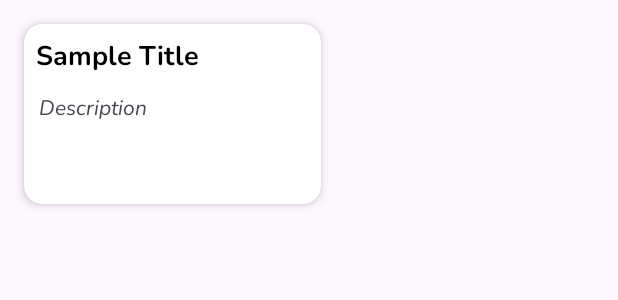
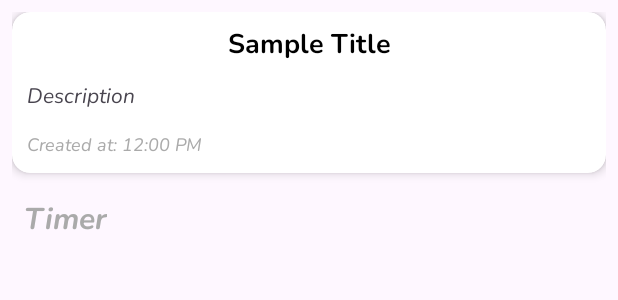
Before and after one commit to nojusbr/Travelta, an Android app: the layout plan_item.xml on its own in the app's theme, with its tools: preview values and no code run, on a phone screen of 412 x 824 dp. Shown: the top 300 px of the screen. Run offline under Robolectric (Android 15) with nearby library versions, the light colour scheme and no system bars.

Commit message:
Time!
[Plans]
-Now displaying time until the plan ends.

[UI]
-Fixed UI bugs

Version 0.13

2025-01-30

```diff
--- a/app/src/main/res/layout/plan_item.xml
+++ b/app/src/main/res/layout/plan_item.xml
@@ -1,24 +1,28 @@
-<LinearLayout xmlns:android="http://schemas.android.com/apk/res/android"
+<androidx.constraintlayout.widget.ConstraintLayout xmlns:android="http://schemas.android.com/apk/res/android"
     xmlns:app="http://schemas.android.com/apk/res-auto"
+    xmlns:tools="http://schemas.android.com/tools"
     android:layout_width="match_parent"
     android:layout_height="wrap_content"
-    android:orientation="vertical"
     android:padding="8dp">
 
     <androidx.cardview.widget.CardView
         android:id="@+id/plan_card"
-        android:layout_width="198dp"
-        android:layout_height="match_parent"
-        android:layout_margin="8dp"
+        android:layout_width="0dp"
+        android:layout_height="wrap_content"
+        android:layout_margin="0dp"
         android:background="?attr/selectableItemBackground"
         android:clickable="true"
         android:focusable="true"
         android:foreground="?attr/selectableItemBackground"
-        android:maxWidth="150dp"
-        android:minHeight="120dp"
         android:padding="0dp"
         app:cardCornerRadius="12dp"
-        app:cardElevation="4dp">
+        app:cardElevation="4dp"
+        app:layout_constraintBottom_toBottomOf="parent"
+        app:layout_constraintEnd_toEndOf="parent"
+        app:layout_constraintHorizontal_bias="0.029"
+        app:layout_constraintStart_toStartOf="parent"
+        app:layout_constraintTop_toTopOf="parent"
+        app:layout_constraintVertical_bias="0.0">
 
         <LinearLayout
             android:layout_width="match_parent"
@@ -28,7 +32,7 @@
 
             <TextView
                 android:id="@+id/plan_title"
-                android:layout_width="wrap_content"
+                android:layout_width="match_parent"
                 android:layout_height="wrap_content"
                 android:fontFamily="@font/nunito_bold"
                 android:padding="8dp"
@@ -44,11 +48,42 @@
                 android:layout_height="match_parent"
                 android:layout_marginStart="10dp"
                 android:layout_marginTop="4dp"
+                android:layout_marginEnd="10dp"
+                android:layout_marginBottom="10dp"
                 android:fontFamily="@font/nunito_italic"
                 android:gravity="center"
                 android:text="Description"
                 android:textSize="14sp" />
 
+            <TextView
+                android:id="@+id/plan_created_time"
+                android:layout_width="wrap_content"
+                android:layout_height="wrap_content"
+                android:layout_marginStart="10dp"
+                android:layout_marginTop="4dp"
+                android:layout_marginEnd="10dp"
+                android:layout_marginBottom="10dp"
+                android:fontFamily="@font/nunito_italic"
+                android:gravity="start"
+                android:text="Created at: 12:00 PM"
+                android:textColor="@android:color/darker_gray"
+                android:textSize="12sp" />
+
         </LinearLayout>
     </androidx.cardview.widget.CardView>
-</LinearLayout>
+
+    <TextView
+        android:id="@+id/timer"
+        android:layout_width="wrap_content"
+        android:layout_height="wrap_content"
+        android:layout_marginTop="16dp"
+        android:fontFamily="@font/nunito_bolditalic"
+        android:gravity="start"
+        android:text="Timer"
+        android:textColor="@android:color/darker_gray"
+        android:textSize="20sp"
+        app:layout_constraintEnd_toEndOf="parent"
+        app:layout_constraintHorizontal_bias="0.023"
+        app:layout_constraintStart_toStartOf="parent"
+        app:layout_constraintTop_toBottomOf="@+id/plan_card" />
+</androidx.constraintlayout.widget.ConstraintLayout>
```
Also changed, not shown: app/src/main/java/com/example/travel_organiser/PlanCreator.kt (+64 -98 lines), app/src/main/java/com/example/travel_organiser/PlansAdapter.kt (+75 -21 lines).
